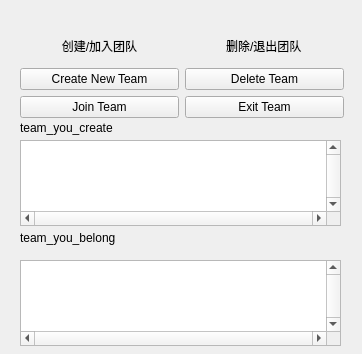
The window that Team_mng.ui (val213/ValCalendar) describes before a commit, drawn with Qt 5.
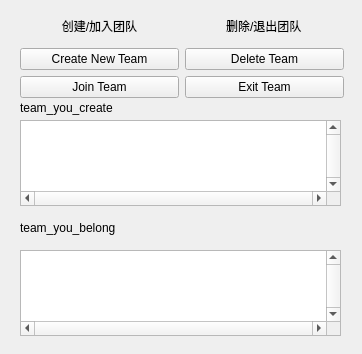
The same window after the commit.

Diff of the .ui file:
```diff
--- a/Team_mng.ui
+++ b/Team_mng.ui
@@ -17,7 +17,7 @@
    <property name="geometry">
     <rect>
      <x>20</x>
-     <y>30</y>
+     <y>10</y>
      <width>324</width>
      <height>88</height>
     </rect>
@@ -86,7 +86,7 @@
    <property name="geometry">
     <rect>
      <x>20</x>
-     <y>260</y>
+     <y>250</y>
      <width>321</width>
      <height>86</height>
     </rect>
@@ -105,7 +105,7 @@
    <property name="geometry">
     <rect>
      <x>20</x>
-     <y>140</y>
+     <y>120</y>
      <width>321</width>
      <height>86</height>
     </rect>
@@ -124,7 +124,7 @@
    <property name="geometry">
     <rect>
      <x>20</x>
-     <y>230</y>
+     <y>220</y>
      <width>111</width>
      <height>16</height>
     </rect>
@@ -137,7 +137,7 @@
    <property name="geometry">
     <rect>
      <x>20</x>
-     <y>120</y>
+     <y>100</y>
      <width>101</width>
      <height>16</height>
     </rect>
```
